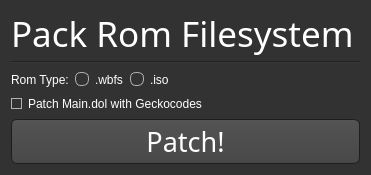
Before: the Qt Designer form PackRom.ui in BenjaminHalko/WiiMusicEditorPlus, drawn with Qt 5.
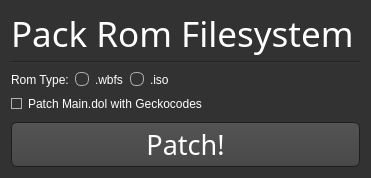
After: the same form once the commit is applied. Icons and pictures are not drawn.

Diff of the .ui file:
```diff
--- a/PackRom.ui
+++ b/PackRom.ui
@@ -10,7 +10,7 @@
     <x>0</x>
     <y>0</y>
     <width>371</width>
-    <height>175</height>
+    <height>178</height>
    </rect>
   </property>
   <property name="windowTitle">
```
Left out of the diff: 4 changed lines with no effect on the pictures.
